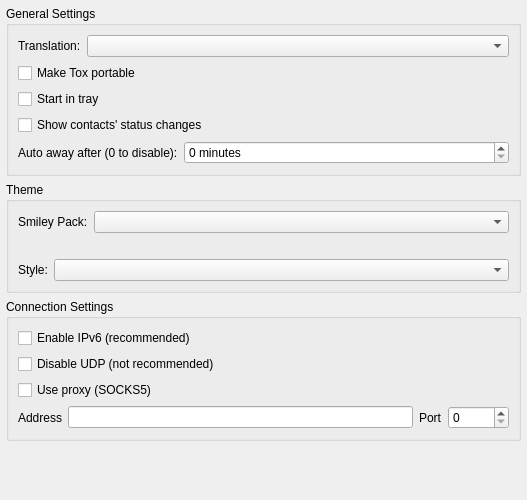
Above: src/widget/form/settings/generalsettings.ui from qTox/qTox before the change. Below: the same form after it.
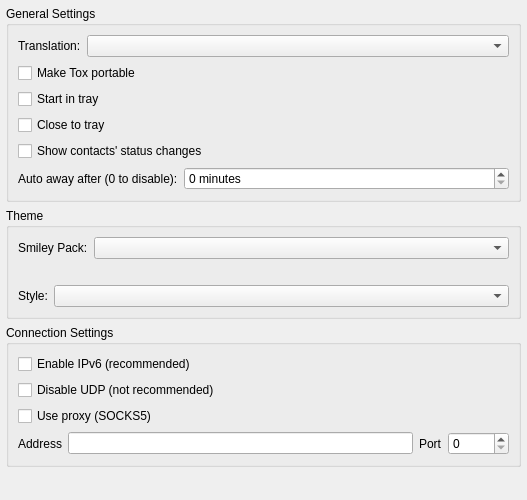
That is the form after the change.

Commit message: closing to tray, gui and settings

```diff
--- a/src/widget/form/settings/generalsettings.ui
+++ b/src/widget/form/settings/generalsettings.ui
@@ -73,6 +73,13 @@
         </property>
        </widget>
       </item>
+      <item>
+       <widget class="QCheckBox" name="closeToTrayCheckbox">
+        <property name="text">
+         <string>Close to tray</string>
+        </property>
+       </widget>
+      </item>
       <item>
        <widget class="QCheckBox" name="statusChangesCheckbox">
         <property name="text">
```
The commit also changes 5 other files.
